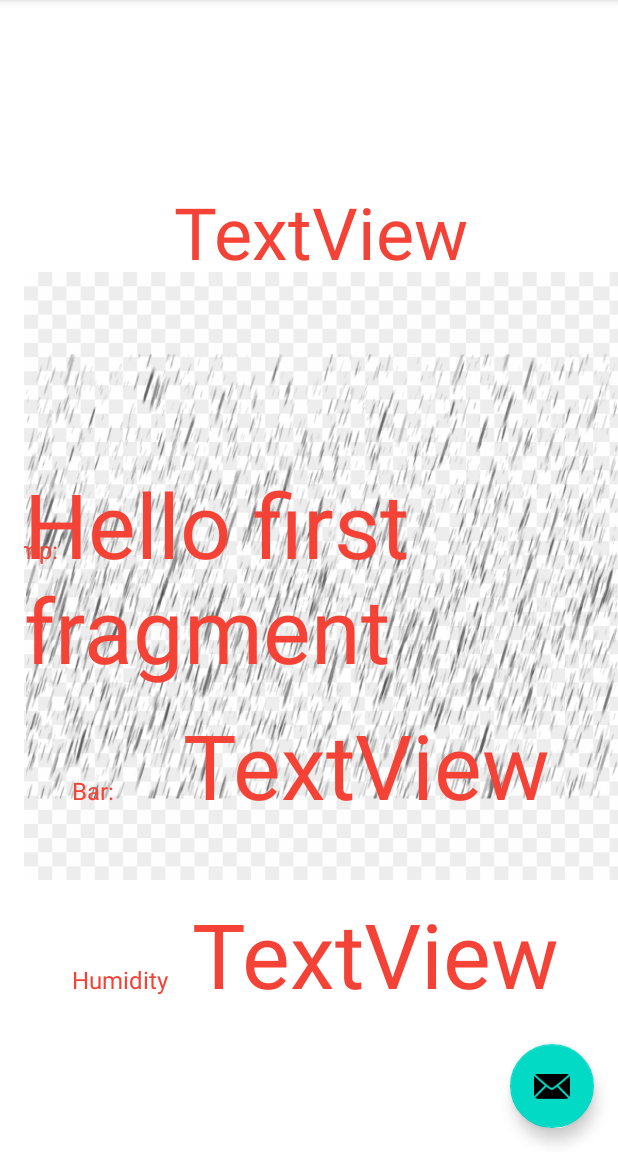
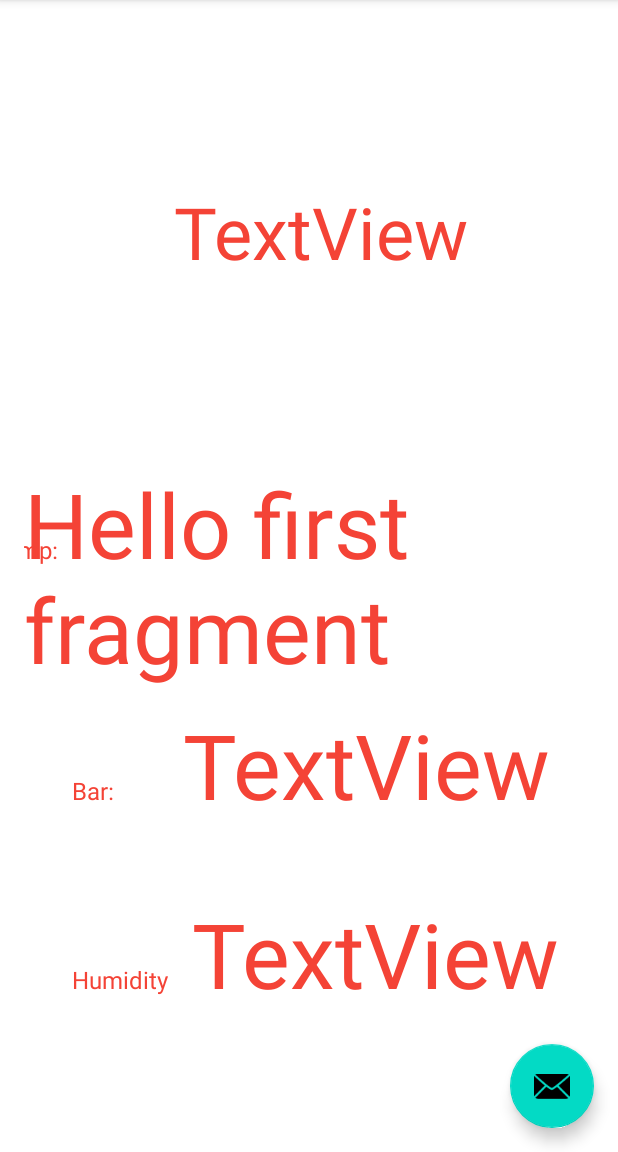
Before and after one commit to AndroidOS/weatherApp, an Android app: the screen it shows after launch (MainActivity), on a phone screen of 412 x 824 dp, the part 84-1236 px from its top. Run offline under Robolectric (Android 15) with nearby library versions, the phone set to English and light mode, and no system bars; our stand-ins replace Picasso, RxJava, navigation-ui; pictures from the network do not load.

Commit message:
cleared icon pic

```diff
--- a/app/src/main/java/com/manuelcarvalho/weatherapp/view/FirstFragment.kt
+++ b/app/src/main/java/com/manuelcarvalho/weatherapp/view/FirstFragment.kt
@@ -59,14 +59,14 @@ class FirstFragment : Fragment() {
         image = view.findViewById(R.id.imageView)
         imageIcon = view.findViewById(R.id.imageIcon)
 
-        imageIcon.setImageDrawable(
-            context?.let {
-                ContextCompat.getDrawable(
-                    it, // Context
-                    R.drawable.rain // Drawable
-                )
-            }
-        )
+//        imageIcon.setImageDrawable(
+//            context?.let {
+//                ContextCompat.getDrawable(
+//                    it, // Context
+//                    R.drawable.rain // Drawable
+//                )
+//            }
+//        )
         viewModel = activity?.run {
             ViewModelProviders.of(this)[ListViewModel::class.java]
         } ?: throw Exception("Invalid Activity")
```
